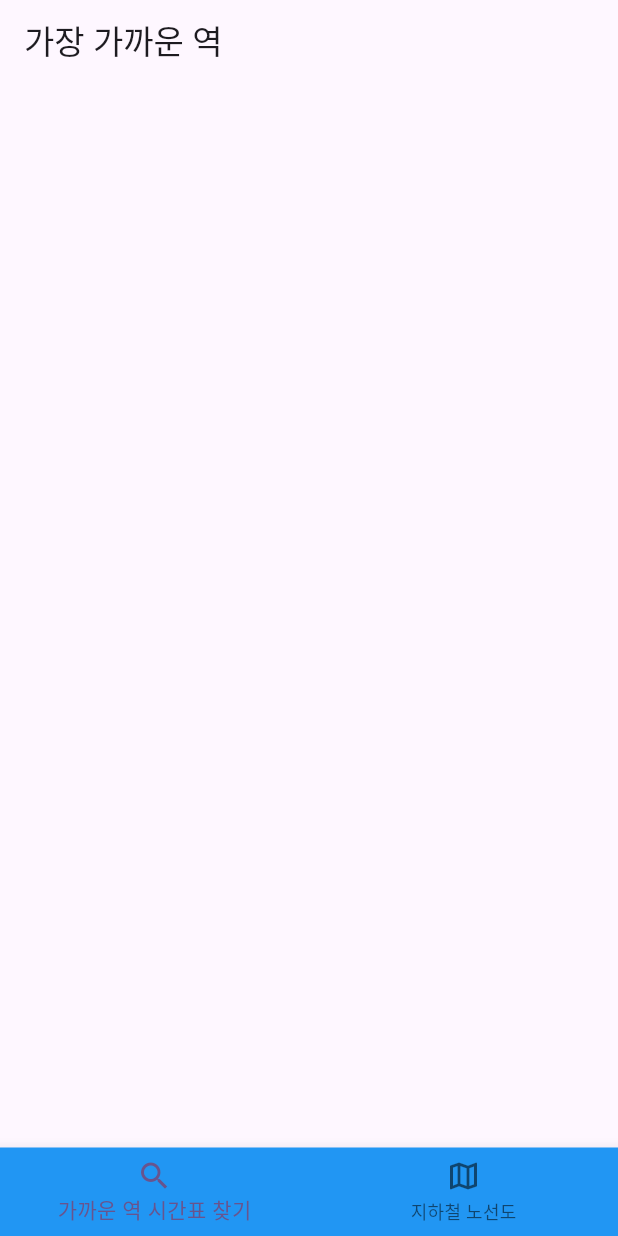
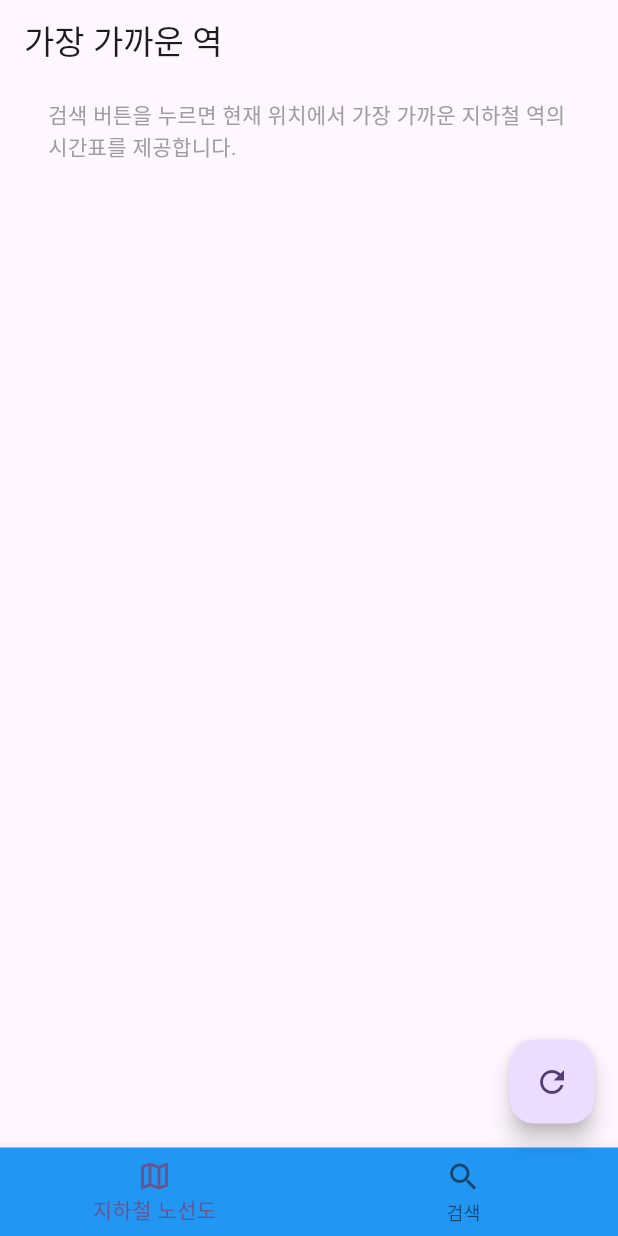
Before and after one commit to blueknarr/seoul_subway_info, a Flutter app: the screen it shows after launch, on a phone screen of 412 x 824 dp. Run offline on Flutter 3.47's test engine with Material 2 defaults, Android fonts, the phone set to English and light mode, and no system bars; our stand-ins replace freezed_annotation, geolocator, go_router, injectable; generated files the repository leaves out were written again.

Commit message:
Feat: 메인 스크린 검색 및 리셋 기능 추가

```diff
--- a/lib/core/router/router.dart
+++ b/lib/core/router/router.dart
@@ -1,8 +1,10 @@
 import 'package:go_router/go_router.dart';
 import 'package:provider/provider.dart';
+import 'package:seoul_subway_info/data/api/subway_api_impl.dart';
 import 'package:seoul_subway_info/data/repository/subway_repository_impl.dart';
 import 'package:seoul_subway_info/presentation/main/main_view_model.dart';
 
+import '../../di/di_setup.dart';
 import '../../domain/use_case/find_nearest_station_use_case.dart';
 import '../../presentation/main/main_screen.dart';
 
@@ -16,7 +18,7 @@ final router = GoRouter(
         return ChangeNotifierProvider(
           create: (_) => MainViewModel(
             FindNearestStationUseCase(
-              SubwayRepositoryImpl(),
+              SubwayRepositoryImpl(SubwayApiImpl()),
             ),
           ),
           child: const MainScreen(),
@@ -25,3 +27,4 @@ final router = GoRouter(
     ),
   ],
 );
+// getIt<MainViewModel>(),
--- a/lib/data/api/subway_api_impl.dart
+++ b/lib/data/api/subway_api_impl.dart
@@ -1,10 +1,12 @@
 import 'dart:convert';
 
+import 'package:injectable/injectable.dart';
 import 'package:seoul_subway_info/data/dto/subway_dto.dart';
 
 import '../../domain/api/subway_api.dart';
 import 'package:http/http.dart' as http;
 
+@Singleton(as: SubwayApi)
 class SubwayApiImpl implements SubwayApi {
   @override
   Future<SubwayDto> getSubwayTimeTables(String station) async {
--- a/lib/data/dto/subway_dto.dart
+++ b/lib/data/dto/subway_dto.dart
@@ -1,3 +1,6 @@
+import 'package:injectable/injectable.dart';
+
+@singleton
 class SubwayDto {
   SubwayDto({
     this.errorMessage,
--- a/lib/domain/model/subway.dart
+++ b/lib/domain/model/subway.dart
@@ -1,11 +1,13 @@
 import 'package:freezed_annotation/freezed_annotation.dart';
 import 'package:flutter/foundation.dart';
+import 'package:injectable/injectable.dart';
 
 part 'subway.freezed.dart';
 
 part 'subway.g.dart';
 
 @freezed
+@singleton
 class Subway with _$Subway {
   /// trainLineNm - 당고개행 - 총신대입구(이수)방면
   /// statnNm - 현재 지하철역 명
--- a/lib/domain/use_case/find_nearest_station_use_case.dart
+++ b/lib/domain/use_case/find_nearest_station_use_case.dart
@@ -1,10 +1,12 @@
 import 'package:geolocator/geolocator.dart';
+import 'package:injectable/injectable.dart';
 import 'package:seoul_subway_info/domain/repository/subway_repository.dart';
 
 import '../../core/result/result.dart';
 import '../../data/data_source/local/station_location_info.dart';
 import '../model/subway.dart';
 
+@singleton
 class FindNearestStationUseCase {
   final SubwayRepository repository;
 
@@ -51,11 +53,17 @@ class FindNearestStationUseCase {
           nearestStation = '${data["statn_nm"]}';
         }
       }
-      return Result.success(
-          await repository.getSubwayTimeTables(nearestStation));
+
+      final subwayTimeTables =
+          await repository.getSubwayTimeTables(nearestStation);
+
+      if (subwayTimeTables.isEmpty) {
+        return Result.error(
+            '서울시 공공 API에서 가장 가까운 $nearestStation역의 도착 정보를 제공하지 않습니다.');
+      }
+      return Result.success(subwayTimeTables);
     } catch (e) {
-      return Result.error(
-          '서울시 공공 API에서 가장 가까운 $nearestStation역의 도착 정보를 제공하지 않습니다.');
+      return const Result.error('네트워크 연결에 문제가 있습니다.');
     }
   }
 }
--- a/lib/main.dart
+++ b/lib/main.dart
@@ -1,7 +1,11 @@
 import 'package:flutter/material.dart';
 import 'core/router/router.dart';
+import 'di/di_setup.dart';
 
-void main() {
+void main() async {
+  //WidgetsFlutterBinding.ensureInitialized();
+
+  //await configureDependencies();
   runApp(const MyApp());
 }
 
--- a/lib/presentation/main/main_screen.dart
+++ b/lib/presentation/main/main_screen.dart
@@ -38,13 +38,21 @@ class _MainScreenState extends State<MainScreen> {
             ? Text('가장 가까운 역 : ${state.timeTables[0].currentStation}역')
             : const Text('가장 가까운 역'),
       ),
-      body: Center(
+      body: SingleChildScrollView(
+        child: Column(
+          children: [
+            const SizedBox(
+              height: 10,
+            ),
+            Center(
                 child: state.isLoading
                     ? SizedBox(
                         width: MediaQuery.of(context).size.width,
-                height: MediaQuery.of(context).size.height,
+                        height: MediaQuery.of(context).size.height *
+                            0.7, //MediaQuery.of(context).size.height,
                         child: const Center(child: CircularProgressIndicator()))
-            : Column(
+                    : state.isSearched
+                        ? Column(
                             mainAxisAlignment: MainAxisAlignment.start,
                             children: [
                               ...state.timeTables.map((e) => ListTile(
@@ -56,22 +64,49 @@ class _MainScreenState extends State<MainScreen> {
                                     subtitle: Text(e.firstSubway),
                                   )),
                             ],
+                          )
+                        : const Padding(
+                            padding: EdgeInsets.symmetric(horizontal: 32),
+                            child: Center(
+                                child: Column(
+                              mainAxisAlignment: MainAxisAlignment.center,
+                              children: [
+                                Text(
+                                  '검색 버튼을 누르면 현재 위치에서 가장 가까운 지하철 역의 시간표를 제공합니다.',
+                                  style: TextStyle(color: Colors.grey),
                                 ),
+                              ],
+                            )),
+                          )),
+          ],
+        ),
+      ),
+      floatingActionButton: Column(
+        mainAxisAlignment: MainAxisAlignment.end,
+        children: [
+          FloatingActionButton(
+            onPressed: () {
+              viewModel.resetMainScreen();
+            },
+            child: const Icon(Icons.refresh_outlined),
+          ),
+        ],
       ),
       bottomNavigationBar: BottomNavigationBar(
         backgroundColor: Colors.blue,
         onTap: (index) {
+          viewModel.setBottomNavBarIndex(index);
           viewModel.fetchNearestStationTimeTables();
         },
         currentIndex: state.bottomNavBarIndex,
         items: const <BottomNavigationBarItem>[
           BottomNavigationBarItem(
-            label: '가까운 역 시간표 찾기',
-            icon: Icon(Icons.search),
+            label: '지하철 노선도',
+            icon: Icon(Icons.map_outlined),
           ),
           BottomNavigationBarItem(
-            label: '지하철 노선도',
-            icon: Icon(Icons.map_outlined),
+            label: '검색',
+            icon: Icon(Icons.search_outlined),
           ),
         ],
       ),
```
Also changed, not shown: lib/data/repository/subway_repository_impl.dart (+6 -2 lines), lib/presentation/main/main_view_model.dart (+13 -1 lines), pubspec.yaml (+12 -0 lines), pubspec.lock, 3 other files. Lines whose indentation alone changed are shown as unchanged.
